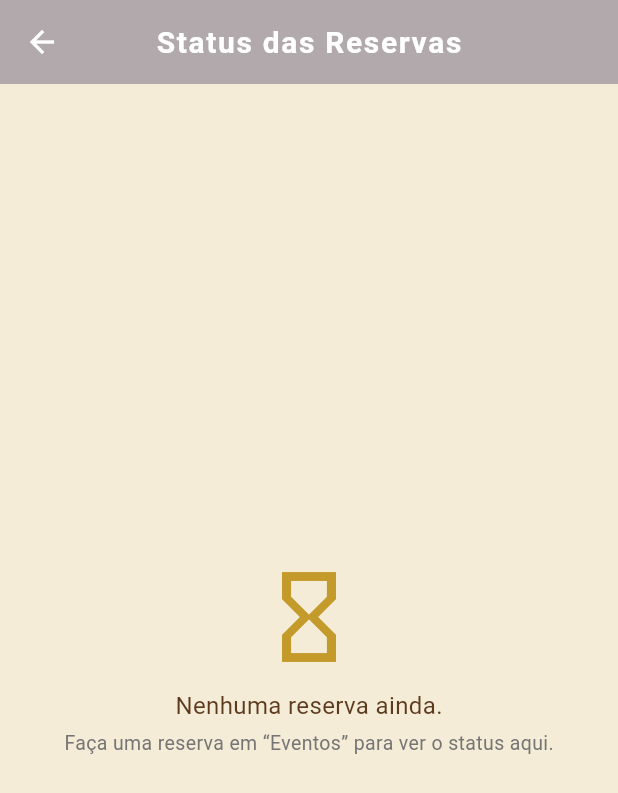
After one commit to LucasWink08/Radar-Gaucho, a Flutter app: the screen it shows after launch, item 3 of the bottom bar chosen, after a tap on "Status", on a phone screen of 412 x 824 dp. The commit adds this screen. Shown: the top 793 px of the screen. Run offline on Flutter 3.47's test engine with Material 3 defaults, Android fonts, the phone set to English and light mode, and no system bars.

Commit message:
Adicionando a tela de status de reserva + animaçõs

```diff
--- a/lib/screens/detalhe_banda_screen.dart
+++ b/lib/screens/detalhe_banda_screen.dart
@@ -112,7 +112,7 @@ class _AbaInfo extends StatelessWidget {
   }
 }
 
-
+// ── Aba 2: Gêneros
 
 class _AbaGeneros extends StatelessWidget {
   final Banda banda;
--- a/lib/screens/home_screen.dart
+++ b/lib/screens/home_screen.dart
@@ -1,4 +1,3 @@
-
 import 'package:flutter/material.dart';
 
 import '../models/banda.dart';
@@ -9,6 +8,10 @@ import '../widgets/banda_card.dart';
 import '../widgets/evento_card.dart';
 import 'detalhe_banda_screen.dart';
 import 'reserva_screen.dart';
+import 'status_reserva_screen.dart';
+
+
+
 
 class HomeScreen extends StatefulWidget {
   const HomeScreen({super.key});
@@ -59,9 +62,24 @@ class _HomeScreenState extends State<HomeScreen> {
             _AbaReservas(onCancelar: () => setState(() {})),
         ],
       ),
+      floatingActionButton: _aba == 2
+          ? FloatingActionButton.extended(
+              onPressed: () {
+                Navigator.push(
+                  context,
+                  MaterialPageRoute(builder: (_) => const StatusReservasScreen()),
+                );
+              },
+              icon: const Icon(Icons.analytics_outlined),
+              label: const Text('Status'),
+              backgroundColor: AppTheme.dourado,
+              foregroundColor: AppTheme.marrom,
+            )
+          : null,
     );
   }
 }
+
 
 class _AbaEventos extends StatelessWidget {
   final VoidCallback onReservar;
@@ -109,7 +127,10 @@ class _AbaEventos extends StatelessWidget {
             ),
           ),
           const SizedBox(height: 4),
-          ...EventosMock.lista.map((e) {
+          ...EventosMock.lista.asMap().entries.map((entry) {
+            final i = entry.key;
+            final e = entry.value;
+
             final mesasOcupadas = ReservaRepo.qtdReservasConfirmadas(e.id);
             final mesasDisponiveisAtuais = (e.totalMesas - mesasOcupadas).clamp(0, e.totalMesas);
 
@@ -126,7 +147,16 @@ class _AbaEventos extends StatelessWidget {
               bandasIds: e.bandasIds,
             );
 
-            return EventoCard(
+            return TweenAnimationBuilder<double>(
+              tween: Tween<double>(begin: 0, end: 1),
+              duration: Duration(milliseconds: 450 + (i * 90)),
+              curve: Curves.easeOutCubic,
+              builder: (context, value, _) {
+                return Opacity(
+                  opacity: value,
+                  child: Transform.translate(
+                    offset: Offset(0, (1 - value) * 16),
+                    child: EventoCard(
                       evento: eventoAtual,
                       onTap: () {},
                       onReservar: eventoAtual.temMesa
@@ -137,6 +167,10 @@ class _AbaEventos extends StatelessWidget {
                                 ),
                               ).then((_) => onReservar())
                           : null,
+                    ),
+                  ),
+                );
+              },
             );
           }),
           const SizedBox(height: 20),
@@ -234,11 +268,11 @@ class _AbaReservas extends StatelessWidget {
   const _AbaReservas({required this.onCancelar});
 
   String _fmt(DateTime d) {
-    final dd = d.day.toString().padLeft(2, '0');
-    final mm = d.month.toString().padLeft(2, '0');
+    final dd   = d.day.toString().padLeft(2, '0');
+    final mm   = d.month.toString().padLeft(2, '0');
     final yyyy = d.year.toString().padLeft(4, '0');
-    final hh = d.hour.toString().padLeft(2, '0');
-    final min = d.minute.toString().padLeft(2, '0');
+    final hh   = d.hour.toString().padLeft(2, '0');
+    final min  = d.minute.toString().padLeft(2, '0');
     return '$dd/$mm/$yyyy $hh:$min';
   }
 
@@ -265,7 +299,7 @@ class _AbaReservas extends StatelessWidget {
               padding: const EdgeInsets.only(top: 8, bottom: 24),
               itemCount: reservas.length,
               itemBuilder: (ctx, i) {
-                final r = reservas[i];
+                final r        = reservas[i];
                 final cancelada = r.status == StatusReserva.cancelada;
 
                 return Card(
--- /dev/null
+++ b/lib/screens/status_reserva_screen.dart
@@ -0,0 +1,189 @@
+import 'package:flutter/material.dart';
+
+import '../models/reserva.dart';
+import '../utils/app_theme.dart';
+
+class StatusReservasScreen extends StatelessWidget {
+  const StatusReservasScreen({super.key});
+
+  @override
+  Widget build(BuildContext context) {
+    final reservas = ReservaRepo.todas;
+
+    // Cálculos (processamento)
+    final confirmadas = reservas.where((r) => r.status == StatusReserva.confirmada).length;
+    final canceladas = reservas.where((r) => r.status == StatusReserva.cancelada).length;
+    final total = reservas.length;
+
+    final double percentConfirmadas = total == 0 ? 0 : confirmadas / total;
+
+    return Scaffold(
+      appBar: AppBar(
+        title: const Text('Status das Reservas'),
+      ),
+      body: AnimatedSwitcher(
+        duration: const Duration(milliseconds: 350),
+        switchInCurve: Curves.easeOut,
+        switchOutCurve: Curves.easeIn,
+        child: total == 0
+            ? Center(
+                key: const ValueKey('empty'),
+                child: Column(
+                  mainAxisAlignment: MainAxisAlignment.center,
+                  children: [
+                    Icon(Icons.hourglass_empty_outlined, size: 72, color: AppTheme.dourado),
+                    const SizedBox(height: 12),
+                    const Text('Nenhuma reserva ainda.',
+                        style: TextStyle(fontSize: 16, color: AppTheme.marrom)),
+                    const SizedBox(height: 4),
+                    Text('Faça uma reserva em “Eventos” para ver o status aqui.',
+                        style: TextStyle(fontSize: 13, color: Colors.grey.shade600)),
+                  ],
+                ),
+              )
+            : Padding(
+                key: const ValueKey('list'),
+                padding: const EdgeInsets.all(16),
+                child: Column(
+                  crossAxisAlignment: CrossAxisAlignment.start,
+                  children: [
+                    Card(
+                      elevation: 2,
+                      shape: RoundedRectangleBorder(borderRadius: BorderRadius.circular(12)),
+                      child: Padding(
+                        padding: const EdgeInsets.all(14),
+                        child: Column(
+                          crossAxisAlignment: CrossAxisAlignment.start,
+                          children: [
+                            Text('Resumo',
+                                style: Theme.of(context).textTheme.titleLarge?.copyWith(fontWeight: FontWeight.bold)),
+                            const SizedBox(height: 10),
+
+                            // Barra animada usando AnimatedContainer (implícita)
+                            AnimatedContainer(
+                              duration: const Duration(milliseconds: 450),
+                              curve: Curves.easeInOut,
+                              height: 14,
+                              width: double.infinity,
+                              decoration: BoxDecoration(
+                                color: AppTheme.bege,
+                                borderRadius: BorderRadius.circular(20),
+                                border: Border.all(color: AppTheme.dourado.withOpacity(0.8)),
+                              ),
+                              child: FractionallySizedBox(
+                                widthFactor: percentConfirmadas,
+                                child: Container(
+                                  decoration: BoxDecoration(
+                                    gradient: const LinearGradient(
+                                      colors: [AppTheme.verdeEscuro, AppTheme.dourado],
+                                      begin: Alignment.topLeft,
+                                      end: Alignment.bottomRight,
+                                    ),
+                                    borderRadius: BorderRadius.circular(20),
+                                  ),
+                                ),
+                              ),
+                            ),
+                            const SizedBox(height: 10),
+                            Row(
+                              mainAxisAlignment: MainAxisAlignment.spaceBetween,
+                              children: [
+                                Text('Confirmadas: $confirmadas',
+                                    style: const TextStyle(color: AppTheme.verdeEscuro, fontWeight: FontWeight.bold)),
+                                Text('Canceladas: $canceladas',
+                                    style: const TextStyle(color: Colors.redAccent, fontWeight: FontWeight.bold)),
+                              ],
+                            ),
+                          ],
+                        ),
+                      ),
+                    ),
+
+                    const SizedBox(height: 16),
+
+                    Expanded(
+                      child: AnimatedList(
+                        key: const ValueKey('anim-list'),
+                        initialItemCount: reservas.length,
+                        itemBuilder: (context, index, animation) {
+                          final r = reservas[index];
+                          return FadeTransition(
+                            opacity: animation,
+                            child: _ReservaTile(reserva: r),
+                          );
+                        },
+                      ),
+                    ),
+
+                    const SizedBox(height: 12),
+
+                    SizedBox(
+                      width: double.infinity,
+                      child: OutlinedButton.icon(
+                        style: OutlinedButton.styleFrom(
+                          side: const BorderSide(color: AppTheme.dourado, width: 1.3),
+                          foregroundColor: AppTheme.marrom,
+                          padding: const EdgeInsets.symmetric(vertical: 14),
+                        ),
+                        onPressed: () => Navigator.pop(context),
+                        icon: const Icon(Icons.arrow_back_ios_new_rounded),
+                        label: const Text('Voltar'),
+                      ),
+                    ),
+                  ],
+                ),
+              ),
+      ),
+    );
+  }
+}
+
+class _ReservaTile extends StatelessWidget {
+  final Reserva reserva;
+
+  const _ReservaTile({required this.reserva});
+
+  String _fmt(DateTime d) {
+    final dd = d.day.toString().padLeft(2, '0');
+    final mm = d.month.toString().padLeft(2, '0');
+    final yyyy = d.year.toString().padLeft(4, '0');
+    final hh = d.hour.toString().padLeft(2, '0');
+    final min = d.minute.toString().padLeft(2, '0');
+    return '$dd/$mm/$yyyy $hh:$min';
+  }
+
+  @override
+  Widget build(BuildContext context) {
+    final cancelada = reserva.status == StatusReserva.cancelada;
+
+    return Card(
+      margin: const EdgeInsets.only(bottom: 10),
+      shape: RoundedRectangleBorder(borderRadius: BorderRadius.circular(12)),
+      child: ListTile(
+        leading: CircleAvatar(
+          backgroundColor: cancelada ? Colors.grey : AppTheme.vermelho,
+          child: Text(
+            '${reserva.numeroMesa}',
+            style: const TextStyle(color: Colors.white, fontWeight: FontWeight.bold),
+          ),
+        ),
+        title: Text(
+          reserva.nomeEvento,
+          style: const TextStyle(fontWeight: FontWeight.bold, color: AppTheme.marrom),
+        ),
+        subtitle: Text(
+          '${reserva.nomeResponsavel} · ${reserva.numeroPessoas} pessoa(s)\n${_fmt(reserva.criadaEm)}',
+          style: TextStyle(color: Colors.grey.shade600),
+        ),
+        trailing: Chip(
+          label: Text(
+            cancelada ? 'Cancelada' : 'Confirmada',
+            style: const TextStyle(color: Colors.white, fontSize: 11),
+          ),
+          backgroundColor: cancelada ? Colors.grey : AppTheme.dourado,
+          padding: EdgeInsets.zero,
+        ),
+      ),
+    );
+  }
+}
```
Also changed, not shown: lib/screens/reserva_screen.dart (+54 -22 lines). Lines whose indentation alone changed are shown as unchanged.
